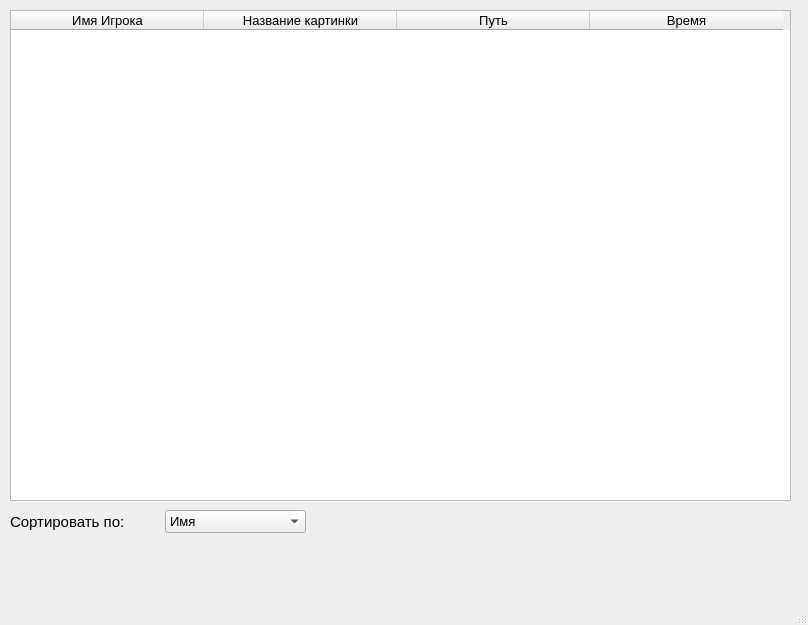
First picture: the form in uis/pictures_table_ui.ui, repository Nermitor/PyQt_Project, before the edit.
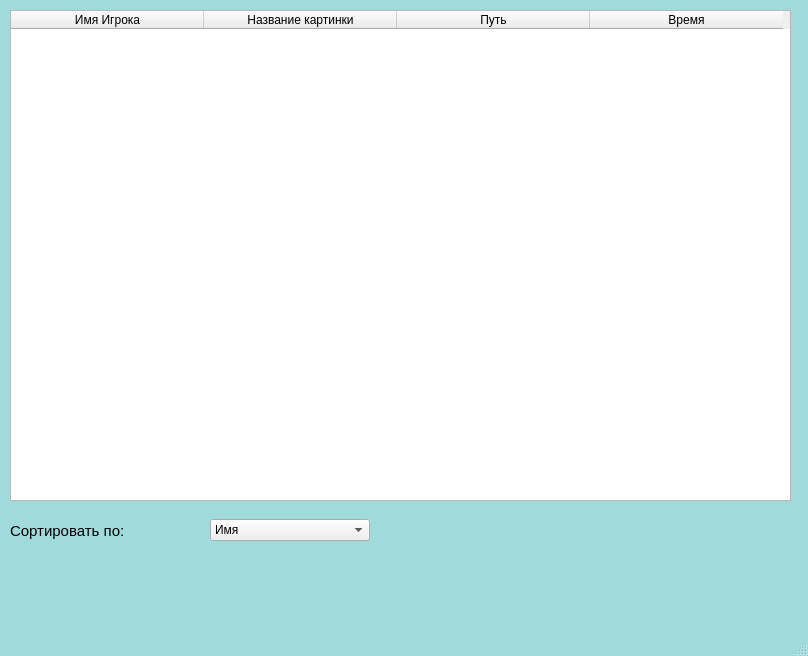
Second picture: the form after the edit.

```diff
--- a/uis/pictures_table_ui.ui
+++ b/uis/pictures_table_ui.ui
@@ -7,7 +7,7 @@
                 <x>0</x>
                 <y>0</y>
                 <width>808</width>
-                <height>625</height>
+    <height>656</height>
             </rect>
         </property>
         <property name="font">
@@ -18,6 +18,11 @@
         <property name="windowTitle">
             <string>Best Painter - Pictures Table</string>
         </property>
+  <property name="styleSheet">
+   <string notr="true">.QMainWindow {
+	background-color: #a0dadb;
+}</string>
+  </property>
         <widget class="QWidget" name="centralwidget">
             <widget class="QTableWidget" name="tableWidget">
                 <property name="geometry">
@@ -63,8 +68,8 @@
                     <rect>
                         <x>10</x>
                         <y>510</y>
-                        <width>296</width>
-                        <height>24</height>
+      <width>360</width>
+      <height>41</height>
                     </rect>
                 </property>
                 <layout class="QHBoxLayout" name="horizontalLayout">
@@ -75,9 +80,14 @@
                         <widget class="QLabel" name="label">
                             <property name="font">
                                 <font>
-                                    <pointsize>11</pointsize>
-                                </font>
-                            </property>
+         <pointsize>-1</pointsize>
+        </font>
+       </property>
+       <property name="styleSheet">
+        <string notr="true">.QLabel {
+	font-size: 15px;
+}</string>
+       </property>
                             <property name="text">
                                 <string>Сортировать по:</string>
                             </property>
@@ -85,6 +95,11 @@
                     </item>
                     <item>
                         <widget class="QComboBox" name="ord_by_cmbx">
+       <property name="styleSheet">
+        <string notr="true">.QComboBox {
+	
+}</string>
+       </property>
                             <item>
                                 <property name="text">
                                     <string>Имя</string>
```
Lines whose indentation alone changed are shown as unchanged.
